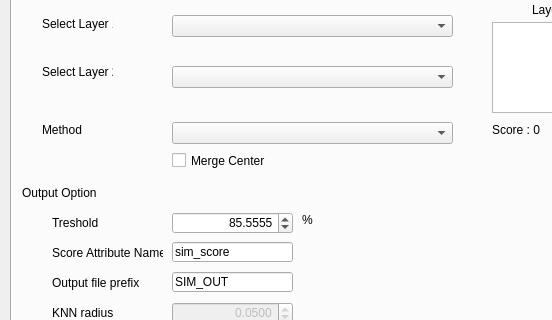
Old version of the form similarity_plugin_dialog_base.ui in the repository panickspa/SimilarityPlugin; both pictures show x 0 to 552 and y 84 to 404 of the 864 by 566 pixel window.
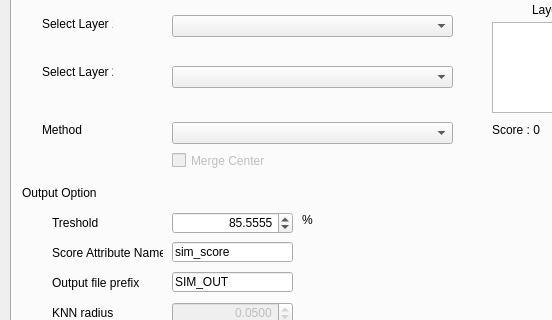
New version of the form. Custom widgets are drawn as their Qt base class.

Diff of the .ui file:
```diff
--- a/similarity_plugin_dialog_base.ui
+++ b/similarity_plugin_dialog_base.ui
@@ -284,6 +284,9 @@
      </property>
     </widget>
     <widget class="QCheckBox" name="mergeCenterCheck">
+     <property name="enabled">
+      <bool>false</bool>
+     </property>
      <property name="geometry">
       <rect>
        <x>160</x>
```
Left out of the diff: 4 changed lines with no effect on the pictures.
